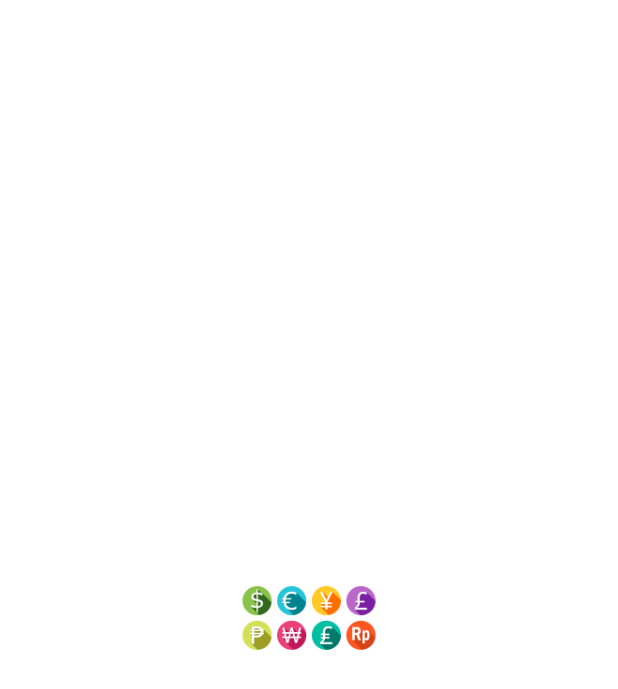
After one commit to linkinheroes/Fixer, an Android app: the SplashActivity screen opened directly, with no data from a screen before it, on a phone screen of 412 x 824 dp. The commit adds this screen. Shown: the top 689 px of the screen. Run offline under Robolectric (Android 15) with nearby library versions, the phone set to English and light mode, and no system bars; 1 statement that could not run was skipped.

Commit message:
Splash screen

```diff
--- a/app/src/main/AndroidManifest.xml
+++ b/app/src/main/AndroidManifest.xml
@@ -13,13 +13,18 @@
         android:supportsRtl="true"
         android:theme="@style/AppTheme"
         android:usesCleartextTraffic="true">
-        <activity android:name=".MainActivity">
+
+        <activity
+            android:name=".SplashActivity"
+            android:theme="@style/SplashTheme">
             <intent-filter>
                 <action android:name="android.intent.action.MAIN" />
 
                 <category android:name="android.intent.category.LAUNCHER" />
             </intent-filter>
         </activity>
+
+        <activity android:name=".MainActivity" />
         <meta-data
             android:name="preloaded_fonts"
             android:resource="@array/preloaded_fonts" />
--- /dev/null
+++ b/app/src/main/java/pl/janowicz/fixer/SplashActivity.kt
@@ -0,0 +1,14 @@
+package pl.janowicz.fixer
+
+import android.content.Intent
+import android.os.Bundle
+import androidx.appcompat.app.AppCompatActivity
+
+class SplashActivity : AppCompatActivity() {
+
+    override fun onCreate(savedInstanceState: Bundle?) {
+        super.onCreate(savedInstanceState)
+        startActivity(Intent(this, MainActivity::class.java))
+        finish()
+    }
+}
--- /dev/null
+++ b/app/src/main/res/drawable/splash_background.xml
@@ -0,0 +1,9 @@
+<?xml version="1.0" encoding="utf-8"?>
+<layer-list xmlns:android="http://schemas.android.com/apk/res/android">
+    <item android:drawable="@color/splash_screen_background" />
+    <item>
+        <bitmap
+            android:gravity="center"
+            android:src="@drawable/ic_splash_image" />
+    </item>
+</layer-list>
--- a/app/src/main/res/values/colors.xml
+++ b/app/src/main/res/values/colors.xml
@@ -4,5 +4,8 @@
     <color name="colorPrimaryDark">@android:color/black</color>
     <color name="colorAccent">@android:color/holo_orange_dark</color>
 
+    <color name="splash_screen_background">@android:color/white</color>
+    <color name="splash_screen_status_bar">@android:color/white</color>
+
     <color name="exchange_rate_list_day_row_text">@android:color/secondary_text_light</color>
 </resources>
--- a/app/src/main/res/values/styles.xml
+++ b/app/src/main/res/values/styles.xml
@@ -4,6 +4,11 @@
         <item name="colorPrimary">@color/colorPrimary</item>
         <item name="colorPrimaryDark">@color/colorPrimaryDark</item>
         <item name="colorAccent">@color/colorAccent</item>
+    </style>
+
+    <style name="SplashTheme" parent="Theme.MaterialComponents.Light.NoActionBar">
+        <item name="android:windowBackground">@drawable/splash_background</item>
+        <item name="colorPrimaryDark">@color/splash_screen_status_bar</item>
     </style>
 
     <style name="Text" parent="Widget.AppCompat.TextView">
```
Also changed, not shown: app/src/main/res/drawable-hdpi/ic_splash_image.webp (added), app/src/main/res/drawable-mdpi/ic_splash_image.webp (added), app/src/main/res/drawable-xhdpi/ic_splash_image.webp (added), app/src/main/res/drawable-xxhdpi/ic_splash_image.webp (added), app/src/main/res/drawable-xxxhdpi/ic_splash_image.webp (added).
